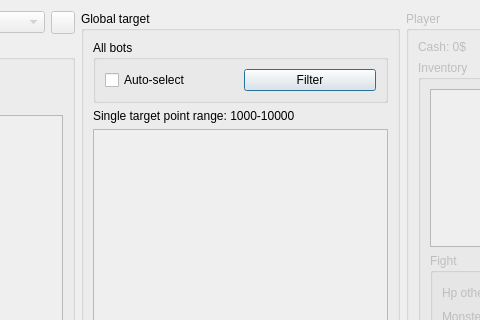
First picture: the form in tools/bot-actions/BotTargetList.ui, repository alphaonex86/CatchChallenger, before the edit; both pictures show x 596 to 1076 and y 0 to 320 of the 1313 by 762 pixel window.
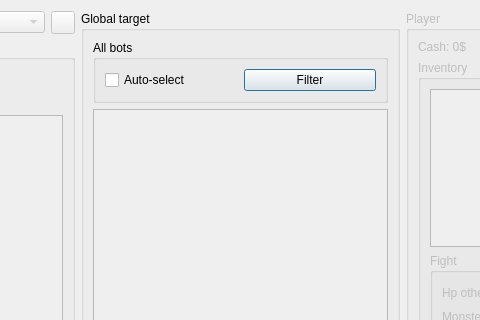
Second picture: the form after the edit. Icons and pictures are not drawn.

Diff of the .ui file:
```diff
--- a/tools/bot-actions/BotTargetList.ui
+++ b/tools/bot-actions/BotTargetList.ui
@@ -268,13 +268,6 @@
           </layout>
          </widget>
         </item>
-        <item>
-         <widget class="QLabel" name="label_4">
-          <property name="text">
-           <string>Single target point range: 1000-10000</string>
-          </property>
-         </widget>
-        </item>
         <item>
          <widget class="QListWidget" name="globalTargets">
           <property name="enabled">
```
